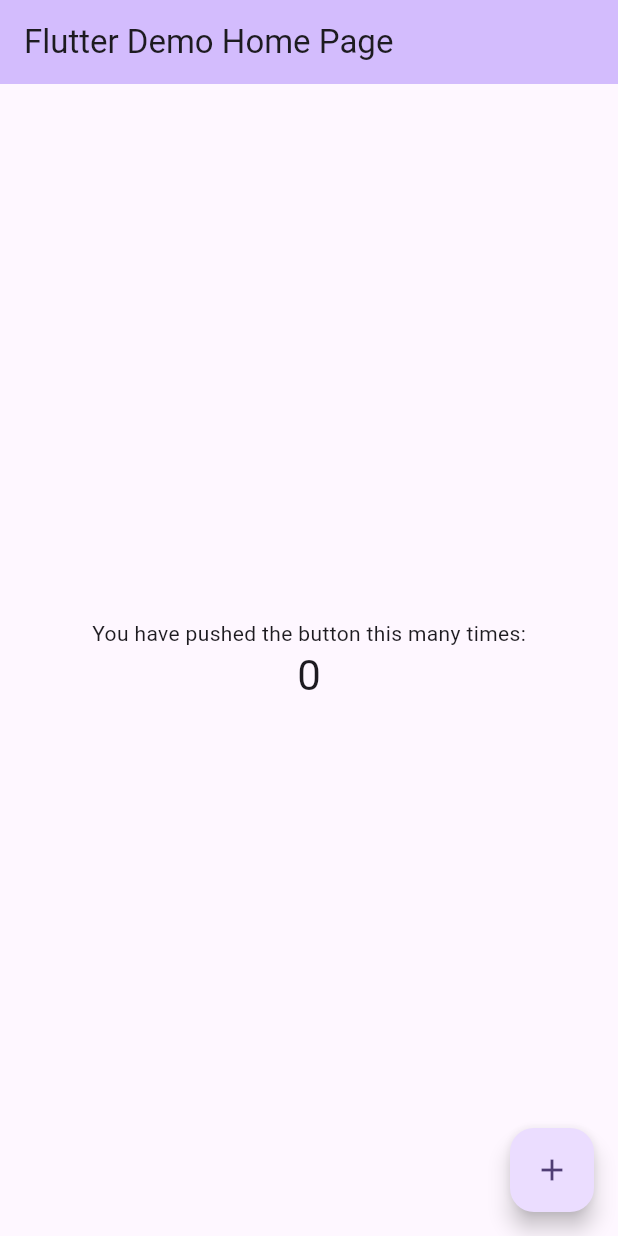
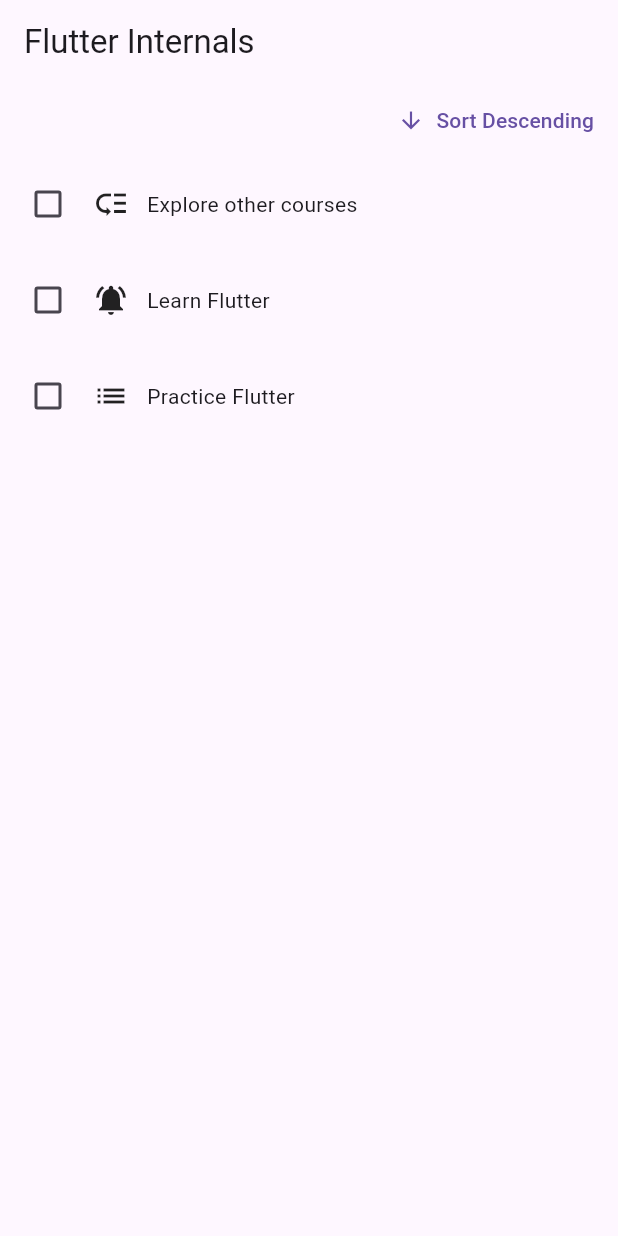
Before and after one commit to ngobiea/flutter_complete, a Flutter app: the screen it shows after launch, on a phone screen of 412 x 824 dp. Run offline on Flutter 3.47's test engine with Material 3 defaults, Android fonts, the phone set to English and light mode, and no system bars.

Commit message:
complete todo flutter internal app

```diff
--- /dev/null
+++ b/lib/keys/checkable_todo_item.dart
@@ -0,0 +1,50 @@
+import 'package:flutter/material.dart';
+
+enum Priority { urgent, normal, low }
+
+class CheckableTodoItem extends StatefulWidget {
+  const CheckableTodoItem(this.text, this.priority, {super.key});
+
+  final String text;
+  final Priority priority;
+
+  @override
+  State<CheckableTodoItem> createState() => _CheckableTodoItemState();
+}
+
+class _CheckableTodoItemState extends State<CheckableTodoItem> {
+  var _done = false;
+
+  void _setDone(bool? isChecked) {
+    setState(() {
+      _done = isChecked ?? false;
+    });
+  }
+
+  @override
+  Widget build(BuildContext context) {
+    var icon = Icons.low_priority;
+
+    if (widget.priority == Priority.urgent) {
+      icon = Icons.notifications_active;
+    }
+
+    if (widget.priority == Priority.normal) {
+      icon = Icons.list;
+    }
+
+    return Padding(
+      padding: const EdgeInsets.all(8),
+      child: Row(
+        crossAxisAlignment: CrossAxisAlignment.center,
+        children: [
+          Checkbox(value: _done, onChanged: _setDone),
+          const SizedBox(width: 6),
+          Icon(icon),
+          const SizedBox(width: 12),
+          Text(widget.text),
+        ],
+      ),
+    );
+  }
+}
--- /dev/null
+++ b/lib/keys/keys.dart
@@ -0,0 +1,84 @@
+import 'package:flutter/material.dart';
+import 'package:flutter_complete/keys/checkable_todo_item.dart';
+
+// import 'package:flutter_internals/keys/todo_item.dart';
+
+class Todo {
+  const Todo(this.text, this.priority);
+
+  final String text;
+  final Priority priority;
+}
+
+class Keys extends StatefulWidget {
+  const Keys({super.key});
+
+  @override
+  State<Keys> createState() {
+    return _KeysState();
+  }
+}
+
+class _KeysState extends State<Keys> {
+  var _order = 'asc';
+  final _todos = [
+    const Todo(
+      'Learn Flutter',
+      Priority.urgent,
+    ),
+    const Todo(
+      'Practice Flutter',
+      Priority.normal,
+    ),
+    const Todo(
+      'Explore other courses',
+      Priority.low,
+    ),
+  ];
+
+  List<Todo> get _orderedTodos {
+    final sortedTodos = List.of(_todos);
+    sortedTodos.sort((a, b) {
+      final bComesAfterA = a.text.compareTo(b.text);
+      return _order == 'asc' ? bComesAfterA : -bComesAfterA;
+    });
+    return sortedTodos;
+  }
+
+  void _changeOrder() {
+    setState(() {
+      _order = _order == 'asc' ? 'desc' : 'asc';
+    });
+  }
+
+  @override
+  Widget build(BuildContext context) {
+    return Column(
+      children: [
+        Align(
+          alignment: Alignment.centerRight,
+          child: TextButton.icon(
+            onPressed: _changeOrder,
+            icon: Icon(
+              _order == 'asc' ? Icons.arrow_downward : Icons.arrow_upward,
+            ),
+            label: Text('Sort ${_order == 'asc' ? 'Descending' : 'Ascending'}'),
+          ),
+        ),
+        Expanded(
+          child: Column(
+            children: [
+              // for (final todo in _orderedTodos) TodoItem(todo.text, todo.priority),
+              for (final todo in _orderedTodos)
+                CheckableTodoItem(
+                  key: ObjectKey(todo), // ValueKey()
+                  todo.text,
+                  todo.priority,
+                ),
+            ],
+          ),
+        ),
+      ],
+    );
+  }
+}
--- a/lib/main.dart
+++ b/lib/main.dart
@@ -1,125 +1,25 @@
 import 'package:flutter/material.dart';
+import 'package:flutter_complete/keys/keys.dart';
+
+// import 'package:flutter_internals/ui_updates_demo.dart';
 
 void main() {
-  runApp(const MyApp());
+  runApp(const App());
 }
 
-class MyApp extends StatelessWidget {
-  const MyApp({super.key});
+class App extends StatelessWidget {
+  const App({super.key});
 
-  // This widget is the root of your application.
   @override
   Widget build(BuildContext context) {
     return MaterialApp(
-      title: 'Flutter Demo',
-      theme: ThemeData(
-        // This is the theme of your application.
-        //
-        // TRY THIS: Try running your application with "flutter run". You'll see
-        // the application has a purple toolbar. Then, without quitting the app,
-        // try changing the seedColor in the colorScheme below to Colors.green
-        // and then invoke "hot reload" (save your changes or press the "hot
-        // reload" button in a Flutter-supported IDE, or press "r" if you used
-        // the command line to start the app).
-        //
-        // Notice that the counter didn't reset back to zero; the application
-        // state is not lost during the reload. To reset the state, use hot
-        // restart instead.
-        //
-        // This works for code too, not just values: Most code changes can be
-        // tested with just a hot reload.
-        colorScheme: ColorScheme.fromSeed(seedColor: Colors.deepPurple),
-        useMaterial3: true,
+      theme: ThemeData(useMaterial3: true),
+      home: Scaffold(
+        appBar: AppBar(
+          title: const Text('Flutter Internals'),
+        ),
+        body: const Keys(),
       ),
-      home: const MyHomePage(title: 'Flutter Demo Home Page'),
     );
   }
 }
-
-class MyHomePage extends StatefulWidget {
-  const MyHomePage({super.key, required this.title});
-
-  // This widget is the home page of your application. It is stateful, meaning
-  // that it has a State object (defined below) that contains fields that affect
-  // how it looks.
-
-  // This class is the configuration for the state. It holds the values (in this
-  // case the title) provided by the parent (in this case the App widget) and
-  // used by the build method of the State. Fields in a Widget subclass are
-  // always marked "final".
-
-  final String title;
-
-  @override
-  State<MyHomePage> createState() => _MyHomePageState();
-}
-
-class _MyHomePageState extends State<MyHomePage> {
-  int _counter = 0;
-
-  void _incrementCounter() {
-    setState(() {
-      // This call to setState tells the Flutter framework that something has
-      // changed in this State, which causes it to rerun the build method below
-      // so that the display can reflect the updated values. If we changed
-      // _counter without calling setState(), then the build method would not be
-      // called again, and so nothing would appear to happen.
-      _counter++;
-    });
-  }
-
-  @override
-  Widget build(BuildContext context) {
-    // This method is rerun every time setState is called, for instance as done
-    // by the _incrementCounter method above.
-    //
-    // The Flutter framework has been optimized to make rerunning build methods
-    // fast, so that you can just rebuild anything that needs updating rather
-    // than having to individually change instances of widgets.
-    return Scaffold(
-      appBar: AppBar(
-        // TRY THIS: Try changing the color here to a specific color (to
-        // Colors.amber, perhaps?) and trigger a hot reload to see the AppBar
-        // change color while the other colors stay the same.
-        backgroundColor: Theme.of(context).colorScheme.inversePrimary,
-        // Here we take the value from the MyHomePage object that was created by
-        // the App.build method, and use it to set our appbar title.
-        title: Text(widget.title),
-      ),
-      body: Center(
-        // Center is a layout widget. It takes a single child and positions it
-        // in the middle of the parent.
-        child: Column(
-          // Column is also a layout widget. It takes a list of children and
-          // arranges them vertically. By default, it sizes itself to fit its
-          // children horizontally, and tries to be as tall as its parent.
-          //
-          // Column has various properties to control how it sizes itself and
-          // how it positions its children. Here we use mainAxisAlignment to
-          // center the children vertically; the main axis here is the vertical
-          // axis because Columns are vertical (the cross axis would be
-          // horizontal).
-          //
-          // TRY THIS: Invoke "debug painting" (choose the "Toggle Debug Paint"
-          // action in the IDE, or press "p" in the console), to see the
-          // wireframe for each widget.
-          mainAxisAlignment: MainAxisAlignment.center,
-          children: <Widget>[
-            const Text(
-              'You have pushed the button this many times:',
-            ),
-            Text(
-              '$_counter',
-              style: Theme.of(context).textTheme.headlineMedium,
-            ),
-          ],
-        ),
-      ),
-      floatingActionButton: FloatingActionButton(
-        onPressed: _incrementCounter,
-        tooltip: 'Increment',
-        child: const Icon(Icons.add),
-      ), // This trailing comma makes auto-formatting nicer for build methods.
-    );
-  }
-}
```
Also changed, not shown: lib/demo_buttons.dart (added, +48 -0 lines), lib/keys/todo_item.dart (added, +34 -0 lines), lib/ui_updates_demo.dart (added, +36 -0 lines), 1 other file.
